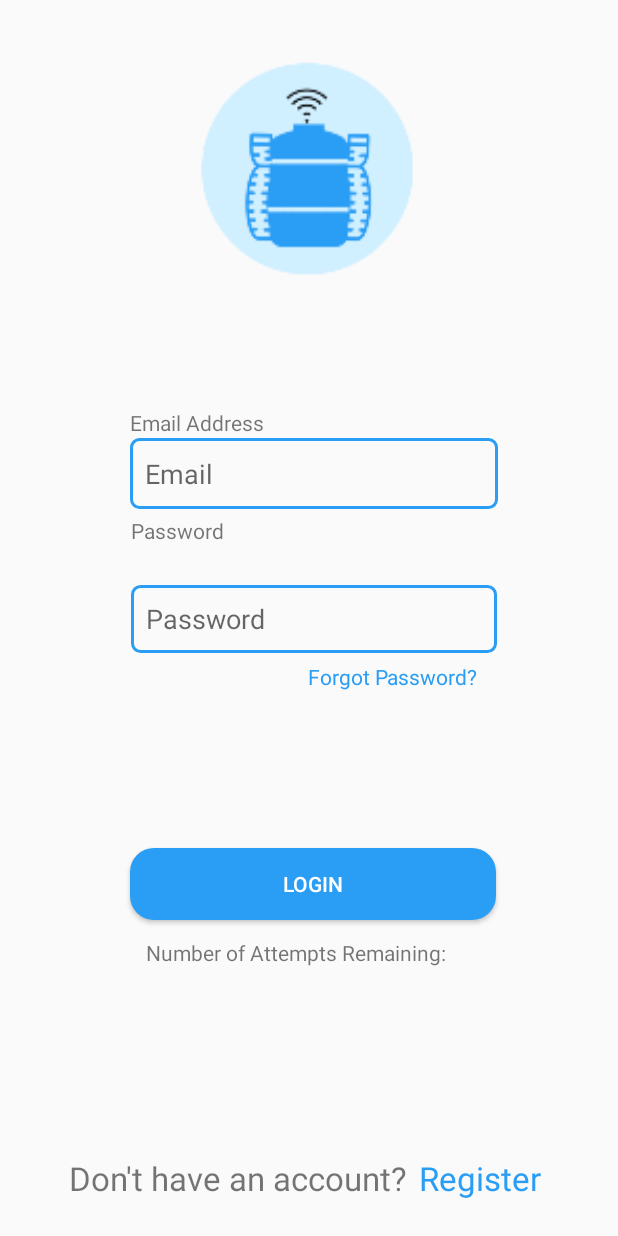
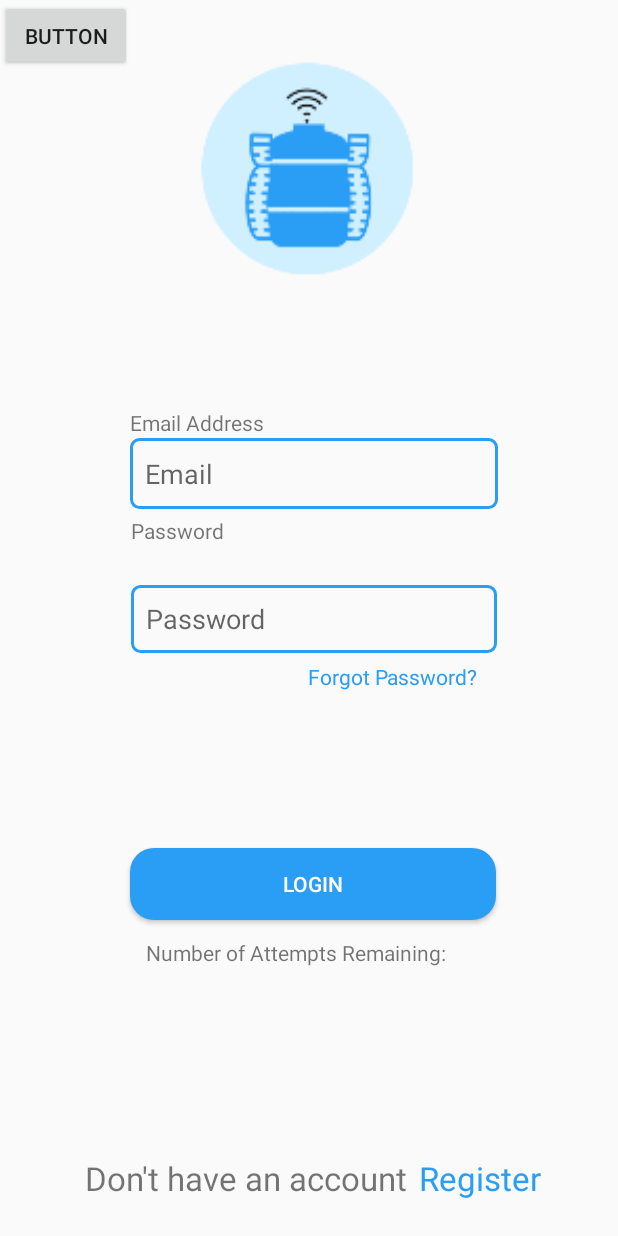
Before and after one commit to ELBAHLOULZIAD/minicap, an Android app: the layout activity_login.xml on its own in the app's theme, with its tools: preview values and no code run, on a phone screen of 412 x 824 dp. Run offline under Robolectric (Android 15) with nearby library versions, the light colour scheme and no system bars.

Commit message:
Changing layout and design and removed facebook login button

```diff
--- a/app/build.gradle
+++ b/app/build.gradle
@@ -36,6 +36,7 @@ dependencies {
 
     // implementation 'com.google.firebase:firebase-core:16.0.5'//added by ziad for notification
     implementation 'com.google.firebase:firebase-auth:19.3.0'
+    implementation 'com.android.support:design:28.0.0'
 }
 
 //Added by ziad for notification
--- a/app/src/main/res/layout/activity_login.xml
+++ b/app/src/main/res/layout/activity_login.xml
@@ -14,7 +14,7 @@
         android:layout_marginTop="292dp"
         android:background="@drawable/edit_text_borders"
         android:ems="10"
-        android:hint="Email"
+        android:hint="@string/email"
         android:inputType="textPersonName"
         android:padding="10dp"
         app:layout_constraintEnd_toEndOf="parent"
@@ -29,7 +29,7 @@
         android:layout_marginStart="205dp"
         android:layout_marginTop="6dp"
         android:layout_marginEnd="88dp"
-        android:text="Forgot Password? "
+        android:text="@string/forgotpassword"
         android:textColor="#2A9DF4"
         app:layout_constraintEnd_toEndOf="parent"
         app:layout_constraintHorizontal_bias="0.0"
@@ -42,7 +42,7 @@
         android:layout_height="45dp"
         android:background="@drawable/edit_text_borders"
         android:ems="10"
-        android:hint="Password"
+        android:hint="@string/password"
         android:inputType="textPassword"
         android:maxLength="24"
         android:padding="10dp"
@@ -58,7 +58,7 @@
         android:layout_width="244sp"
         android:layout_height="wrap_content"
         android:background="@drawable/custom_buttons"
-        android:text="Login"
+        android:text="@string/login"
         android:textColor="#FFFFFF"
         app:layout_constraintBottom_toBottomOf="parent"
         app:layout_constraintEnd_toEndOf="parent"
@@ -74,7 +74,7 @@
         android:layout_marginStart="97dp"
         android:layout_marginTop="12dp"
         android:layout_marginEnd="107dp"
-        android:text="Number of Attempts Remaining: "
+        android:text="@string/attempts"
         app:layout_constraintEnd_toEndOf="parent"
         app:layout_constraintHorizontal_bias="0.0"
         app:layout_constraintStart_toStartOf="parent"
@@ -86,7 +86,7 @@
         android:layout_height="wrap_content"
         android:layout_marginEnd="8dp"
         android:layout_marginBottom="24dp"
-        android:text="Don't have an account?"
+        android:text="@string/signupquestion"
         android:textSize="22sp"
         app:layout_constraintBottom_toBottomOf="parent"
         app:layout_constraintEnd_toStartOf="@+id/tvRegister" />
@@ -96,7 +96,7 @@
         android:layout_width="wrap_content"
         android:layout_height="wrap_content"
         android:layout_marginBottom="24dp"
-        android:text="Register"
+        android:text="@string/register"
         android:textColor="#2A9DF4"
         android:textSize="22sp"
         app:layout_constraintBottom_toBottomOf="parent"
@@ -122,7 +122,7 @@
         android:layout_width="wrap_content"
         android:layout_height="wrap_content"
         android:layout_marginTop="272dp"
-        android:text="Email Address"
+        android:text="@string/emailaddress"
         app:layout_constraintEnd_toEndOf="parent"
         app:layout_constraintHorizontal_bias="0.268"
         app:layout_constraintStart_toStartOf="parent"
@@ -133,11 +133,21 @@
         android:layout_width="wrap_content"
         android:layout_height="wrap_content"
         android:layout_marginTop="344dp"
-        android:text="Password"
+        android:text="@string/password"
         app:layout_constraintEnd_toEndOf="parent"
         app:layout_constraintHorizontal_bias="0.25"
         app:layout_constraintStart_toStartOf="parent"
         app:layout_constraintTop_toTopOf="parent" />
 
+    <Button
+        android:id="@+id/changeMyLang"
+        android:layout_width="wrap_content"
+        android:layout_height="wrap_content"
+        android:text="Button"
+        app:layout_constraintEnd_toEndOf="parent"
+        app:layout_constraintHorizontal_bias="0.0"
+        app:layout_constraintStart_toStartOf="parent"
+        app:layout_constraintTop_toTopOf="parent" />
+
 
 </androidx.constraintlayout.widget.ConstraintLayout>
--- a/app/src/main/res/layout/activity_main.xml
+++ b/app/src/main/res/layout/activity_main.xml
@@ -10,12 +10,12 @@
 
     <Button
         android:id="@+id/selectbutton"
+        android:text="@string/configtank"
         android:layout_width="241dp"
         android:layout_height="59dp"
         android:layout_marginEnd="136dp"
         android:layout_marginBottom="40dp"
         android:background="@drawable/custom_buttons"
-        android:text="Configure Tank"
         android:textColor="#FFFFFF"
         app:layout_constraintBottom_toBottomOf="parent"
         app:layout_constraintEnd_toEndOf="parent" />
@@ -51,7 +51,7 @@
         android:layout_height="17dp"
         android:layout_marginEnd="31dp"
         android:layout_marginBottom="23dp"
-        android:text="View Tank"
+        android:text="@string/viewtank"
         app:layout_constraintBottom_toBottomOf="parent"
         app:layout_constraintEnd_toEndOf="parent" />
 
@@ -61,7 +61,7 @@
         android:layout_height="59dp"
         android:background="@drawable/custom_buttons"
         android:onClick="open"
-        android:text="Check The Weather Forecast"
+        android:text="@string/weather"
         android:textColor="@color/ic_launcher_background"
         app:layout_constraintBottom_toBottomOf="parent"
         app:layout_constraintEnd_toEndOf="parent"
--- a/app/src/main/res/layout/activity_tankview.xml
+++ b/app/src/main/res/layout/activity_tankview.xml
@@ -74,7 +74,7 @@
         android:layout_height="44dp"
         android:layout_marginStart="68dp"
         android:layout_marginTop="44dp"
-        android:text="Tank Name:"
+        android:text="@string/tankname"
         android:textColor="#2196F3"
         android:textSize="20dp"
         app:layout_constraintStart_toStartOf="parent"
--- a/app/src/main/res/menu/example_menu.xml
+++ b/app/src/main/res/menu/example_menu.xml
@@ -3,11 +3,11 @@
     xmlns:app="http://schemas.android.com/apk/res-auto">
 
     <item android:id="@+id/item1"
-        android:title="Convert from Metric to Imperial"
+        android:title="@string/conversion"
         app:showAsAction="never"/>
 
     <item android:id="@+id/logout"
-        android:title="Log out"
+        android:title="@string/logout"
         app:showAsAction="never"/>
 
 </menu>
```
Also changed, not shown: app/src/main/java/com/example/database/Login.java (+73 -1 lines), app/src/main/res/layout-v26/fragment_tank.xml (+16 -16 lines), app/src/main/res/layout/activity_registration.xml (+11 -11 lines), app/src/main/res/layout/activity_reset_password.xml (+12 -2 lines), app/src/main/res/values/strings.xml (+48 -1 lines), 2 other files.
